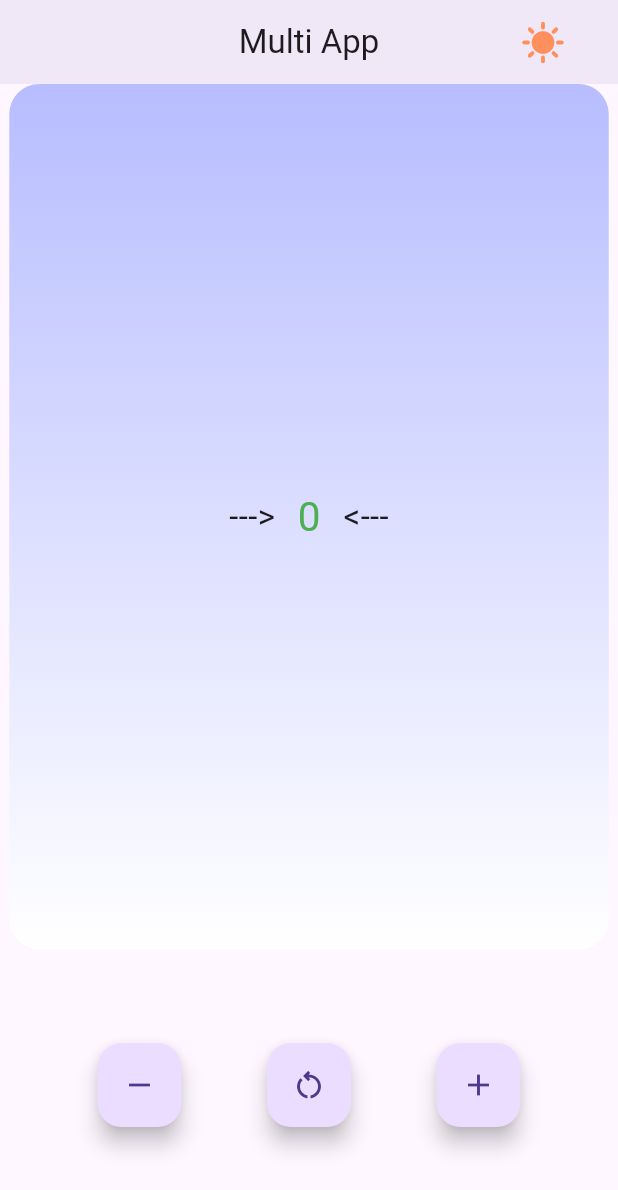
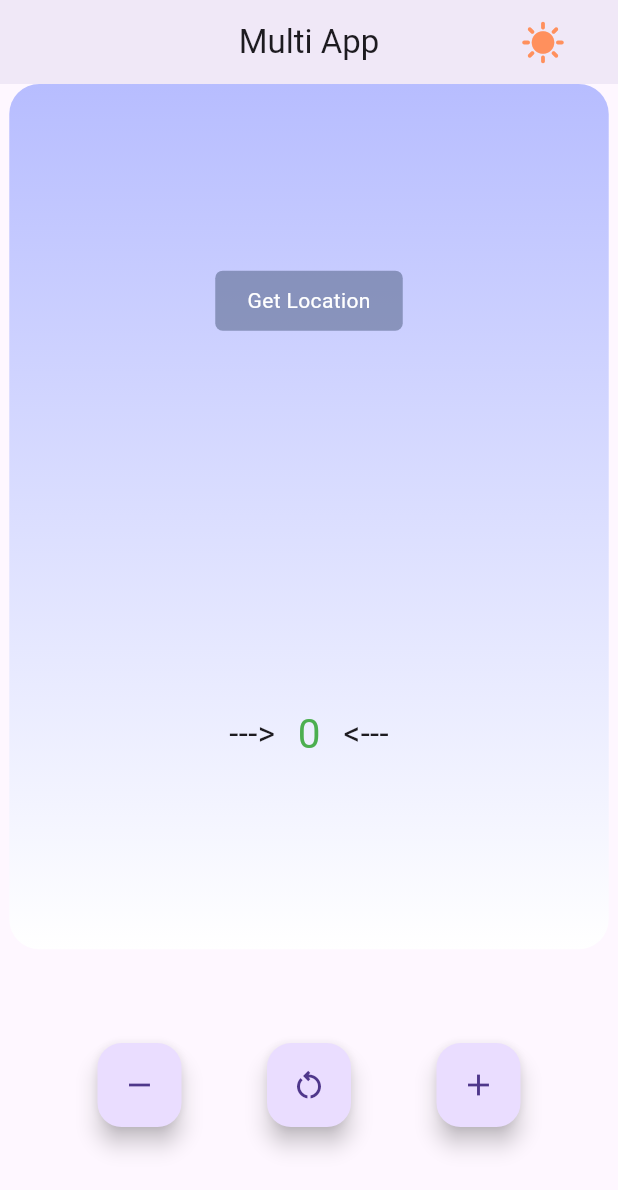
Before and after one commit to 9minuteswithtractor/Flutter_CounterApp_WeatherApp, a Flutter app: the screen it shows after launch, on a phone screen of 412 x 824 dp. Shown: the top 1190 px of the screen. Run offline on Flutter 3.47's test engine with Material 2 defaults, Android fonts, the phone set to English and light mode, and no system bars; our stand-ins replace bloc, flutter_bloc, freezed_annotation.

Commit message:
upd: button_getLocation

```diff
--- a/lib/presentation/screens/home/counter_home.dart
+++ b/lib/presentation/screens/home/counter_home.dart
@@ -77,7 +77,27 @@ class HomePage extends StatelessWidget {
                         Color.fromRGBO(255, 255, 255, 1),
                       ]),
                 ),
-                child: Row(
+                child: Column(
+                  mainAxisAlignment: MainAxisAlignment.spaceAround,
+                  children: [
+                    InkWell(
+                      onTap: () {},
+                      splashFactory: InkSparkle.splashFactory,
+                      child: Container(
+                        alignment: Alignment.center,
+                        height: 40.0,
+                        width: 125.0,
+                        decoration: BoxDecoration(
+                          borderRadius: BorderRadius.circular(5.0),
+                          color: const Color.fromRGBO(70, 87, 121, 0.5),
+                        ),
+                        child: const Text(
+                          'Get Location',
+                          style: TextStyle(color: Colors.white),
+                        ),
+                      ),
+                    ),
+                    Row(
                       mainAxisAlignment: MainAxisAlignment.center,
                       children: <Widget>[
                         const Text(
@@ -103,6 +123,8 @@ class HomePage extends StatelessWidget {
                           style: TextStyle(
                             fontSize: 22.0,
                           ),
+                        ),
+                      ],
                     ),
                   ],
                 ),
```
Lines whose indentation alone changed are shown as unchanged.
